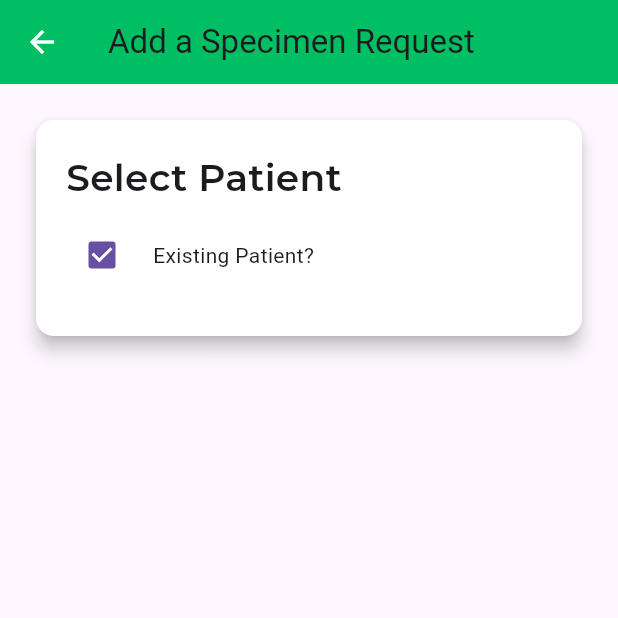
After one commit to SheenAmol141/bionexus_admin, a Flutter app: the LabSpecimenRequestsPage screen opened directly, after a tap on the "add" icon, on a phone screen of 412 x 824 dp, the top half of it. The commit adds this screen. Run offline on Flutter 3.47's test engine with Material 3 defaults, Android fonts, the phone set to English and light mode, and no system bars; our stand-ins replace cloud_firestore, firebase_auth, firebase_core, flutter_multi_formatter, google_fonts, shared_preferences and 1 more; missing offline and left inert: firebase_ui_auth; accounts and stored records are empty; project files that could hold a hidden picture were left out.

Commit message:
Ongoing Lab Sepc Request

```diff
--- /dev/null
+++ b/lib/subpages/lab_pages/lab_specimen_requests_page.dart
@@ -0,0 +1,158 @@
+import 'package:bionexus_admin/db_helper.dart';
+import 'package:bionexus_admin/hex_color.dart';
+import 'package:bionexus_admin/templates.dart';
+import 'package:cloud_firestore/cloud_firestore.dart';
+import 'package:firebase_auth/firebase_auth.dart';
+import 'package:flutter/cupertino.dart';
+import 'package:flutter/material.dart';
+import 'package:flutter/widgets.dart';
+import 'package:google_fonts/google_fonts.dart';
+
+class LabSpecimenRequestsPage extends StatefulWidget {
+  const LabSpecimenRequestsPage({super.key});
+
+  @override
+  State<LabSpecimenRequestsPage> createState() =>
+      _LabSpecimenRequestsPageState();
+}
+
+String teamCode = '';
+bool load = false;
+
+class _LabSpecimenRequestsPageState extends State<LabSpecimenRequestsPage> {
+  void getTeams() {
+    FirebaseFirestore.instance
+        .collection("Users")
+        .doc(FirebaseAuth.instance.currentUser!.email)
+        .get()
+        .then((value) {
+      setState(() {
+        teamCode = value["team-license"];
+        load = true;
+      });
+    });
+  }
+
+  @override
+  Widget build(BuildContext context) {
+    @override
+    void initState() {
+      super.initState();
+      getTeams();
+    }
+
+    return Scaffold(
+        floatingActionButton: FloatingActionButton(
+          onPressed: () {
+            Navigator.of(context).push(MaterialPageRoute(
+              builder: (context) => AddSpecimenRequestsPage(
+                scafcon: context,
+                teamCode: teamCode,
+              ),
+            ));
+          },
+          child: Icon(
+            Icons.add,
+            color: Colors.white,
+          ),
+          backgroundColor: AERO,
+          hoverColor: EMERALD,
+        ),
+        backgroundColor: CupertinoColors.extraLightBackgroundGray,
+        body: Container(
+            child: load
+                ? StreamBuilder(
+                    stream: FirebaseFirestore.instance
+                        .collection("Teams")
+                        .doc(teamCode)
+                        .collection("Lab Specimen Requests")
+                        .snapshots(),
+                    builder: (context, snapshot) {
+                      return Center(
+                          child: CircularProgressIndicator(
+                        color: AERO,
+                      ));
+                    },
+                  )
+                : Container()));
+  }
+}
+
+class AddSpecimenRequestsPage extends StatefulWidget {
+  AddSpecimenRequestsPage({
+    super.key,
+    required this.teamCode,
+    required this.scafcon,
+  });
+  BuildContext scafcon;
+  String teamCode;
+
+  @override
+  State<AddSpecimenRequestsPage> createState() =>
+      _AddSpecimenRequestsPageState();
+}
+
+class _AddSpecimenRequestsPageState extends State<AddSpecimenRequestsPage> {
+  bool usePatient = true;
+  @override
+  Widget build(BuildContext context) {
+    return Scaffold(
+        appBar: AppBar(
+          iconTheme: IconThemeData(color: Colors.white),
+          backgroundColor: EMERALD,
+          title: Text("Add a Specimen Request"),
+        ),
+        body: Padding(
+          padding: const EdgeInsets.all(20.0),
+          child: Column(
+            children: [
+              CardTemplate(
+                // SELECT PATIENT
+                child: Column(
+                  crossAxisAlignment: CrossAxisAlignment.start,
+                  children: [
+                    const SectionTitlesTemplate("Select Patient"),
+                    const SizedBox(
+                      height: 10,
+                    ),
+                    StatefulBuilder(
+                      builder: (context, setStateBox) {
+                        return Row(
+                          children: [
+                            Checkbox(
+                              value: usePatient,
+                              onChanged: (value) {
+                                setStateBox(
+                                  () {
+                                    usePatient = value!;
+                                  },
+                                );
+                              },
+                            ),
+                            SizedBox(
+                              width: 10,
+                            ),
+                            Text("Existing Patient?"),
+                          ],
+                        );
+                      },
+                    ),
+                    const SizedBox(
+                      height: 10,
+                    ),
+                  ],
+                ),
+              ),
+              SizedBox(
+                height: 20,
+              ),
+              StatefulBuilder(
+                builder: (context, setStateRequest) {
+                  return Container();
+                },
+              )
+            ],
+          ),
+        ));
+  }
+}
--- a/lib/subpages/patients_queue_page.dart
+++ b/lib/subpages/patients_queue_page.dart
@@ -153,12 +153,12 @@ class _PatientsQueuePageState extends State<PatientsQueuePage> {
                                           ),
                                           Expanded(child: Container()),
                                           Text(
-                                            "${DateFormat.jm().format(_queue[index].time)}",
+                                            "${DateFormat("MMMM dd, yyyy").format(_queue[index].time)} ${DateFormat.jm().format(_queue[index].time)}",
                                           ),
                                         ],
                                       ),
-                                      Divider(),
-                                      SizedBox(
+                                      const Divider(),
+                                      const SizedBox(
                                         height: 10,
                                       ),
                                       ElevatedButton(
```
Also changed, not shown: lib/db_helper.dart (+23 -0 lines), lib/subpages/main_screen.dart (+9 -5 lines), 1 other file.
